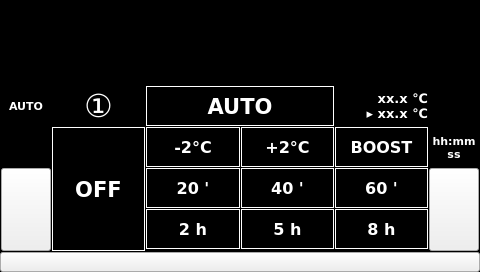
Above: SmartHome/page101c.ui from fmandracci/smart-home before the change. Below: the same form after it.
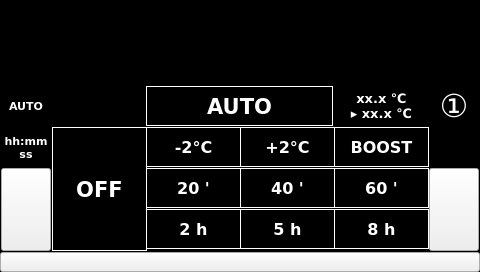
That is the form after the change. Icons and pictures are not drawn. Custom widgets are drawn as their Qt base class.

```diff
--- a/SmartHome/page101c.ui
+++ b/SmartHome/page101c.ui
@@ -90,7 +90,7 @@
        </property>
        <property name="minimumSize">
         <size>
-         <width>0</width>
+         <width>95</width>
          <height>40</height>
         </size>
        </property>
@@ -129,7 +129,7 @@
        </property>
        <property name="minimumSize">
         <size>
-         <width>0</width>
+         <width>95</width>
          <height>40</height>
         </size>
        </property>
@@ -168,7 +168,7 @@
        </property>
        <property name="minimumSize">
         <size>
-         <width>0</width>
+         <width>95</width>
          <height>40</height>
         </size>
        </property>
@@ -207,7 +207,7 @@
        </property>
        <property name="minimumSize">
         <size>
-         <width>0</width>
+         <width>95</width>
          <height>40</height>
         </size>
        </property>
@@ -246,7 +246,7 @@
        </property>
        <property name="minimumSize">
         <size>
-         <width>0</width>
+         <width>95</width>
          <height>40</height>
         </size>
        </property>
@@ -285,7 +285,7 @@
        </property>
        <property name="minimumSize">
         <size>
-         <width>0</width>
+         <width>95</width>
          <height>40</height>
         </size>
        </property>
@@ -324,7 +324,7 @@
        </property>
        <property name="minimumSize">
         <size>
-         <width>0</width>
+         <width>95</width>
          <height>40</height>
         </size>
        </property>
@@ -363,7 +363,7 @@
        </property>
        <property name="minimumSize">
         <size>
-         <width>0</width>
+         <width>95</width>
          <height>40</height>
         </size>
        </property>
@@ -402,7 +402,7 @@
        </property>
        <property name="minimumSize">
         <size>
-         <width>0</width>
+         <width>95</width>
          <height>40</height>
         </size>
        </property>
@@ -682,6 +682,12 @@
          <verstretch>0</verstretch>
         </sizepolicy>
        </property>
+       <property name="minimumSize">
+        <size>
+         <width>95</width>
+         <height>0</height>
+        </size>
+       </property>
        <property name="font">
         <font>
          <family>DejaVu Sans</family>
@@ -707,83 +713,6 @@
        </property>
       </widget>
      </item>
-     <item row="1" column="1">
-      <widget class="QLabel" name="label_Tn">
-       <property name="sizePolicy">
-        <sizepolicy hsizetype="MinimumExpanding" vsizetype="MinimumExpanding">
-         <horstretch>0</horstretch>
-         <verstretch>0</verstretch>
-        </sizepolicy>
-       </property>
-       <property name="minimumSize">
-        <size>
-         <width>0</width>
-         <height>0</height>
-        </size>
-       </property>
-       <property name="maximumSize">
-        <size>
-         <width>16777215</width>
-         <height>16777215</height>
-        </size>
-       </property>
-       <property name="font">
-        <font>
-         <family>DejaVu Sans</family>
-         <pointsize>24</pointsize>
-        </font>
-       </property>
-       <property name="styleSheet">
-        <string notr="true">color: rgb(255, 255, 255);</string>
-       </property>
-       <property name="text">
-        <string notr="true">①</string>
-       </property>
-       <property name="alignment">
-        <set>Qt::AlignCenter</set>
-       </property>
-      </widget>
-     </item>
-     <item row="2" column="5">
-      <widget class="QLabel" name="label_heating_timer">
-       <property name="sizePolicy">
-        <sizepolicy hsizetype="MinimumExpanding" vsizetype="MinimumExpanding">
-         <horstretch>0</horstretch>
-         <verstretch>0</verstretch>
-        </sizepolicy>
-       </property>
-       <property name="minimumSize">
-        <size>
-         <width>50</width>
-         <height>0</height>
-        </size>
-       </property>
-       <property name="maximumSize">
-        <size>
-         <width>50</width>
-         <height>36</height>
-        </size>
-       </property>
-       <property name="font">
-        <font>
-         <family>DejaVu Sans</family>
-         <pointsize>8</pointsize>
-         <weight>75</weight>
-         <bold>true</bold>
-        </font>
-       </property>
-       <property name="styleSheet">
-        <string notr="true">color: rgb(255, 255, 255);</string>
-       </property>
-       <property name="text">
-        <string>hh:mm
-ss</string>
-       </property>
-       <property name="alignment">
-        <set>Qt::AlignCenter</set>
-       </property>
-      </widget>
-     </item>
      <item row="1" column="2" colspan="2">
       <widget class="QPushButton" name="pushButton_ON">
        <property name="sizePolicy">
@@ -794,7 +723,7 @@
        </property>
        <property name="minimumSize">
         <size>
-         <width>0</width>
+         <width>95</width>
          <height>40</height>
         </size>
        </property>
@@ -842,7 +771,7 @@
        </property>
        <property name="minimumSize">
         <size>
-         <width>0</width>
+         <width>95</width>
          <height>40</height>
         </size>
        </property>
@@ -868,7 +797,84 @@
 ▸ xx.x ℃</string>
        </property>
        <property name="alignment">
-        <set>Qt::AlignRight|Qt::AlignTrailing|Qt::AlignVCenter</set>
+        <set>Qt::AlignCenter</set>
+       </property>
+      </widget>
+     </item>
+     <item row="2" column="0">
+      <widget class="QLabel" name="label_heating_timer">
+       <property name="sizePolicy">
+        <sizepolicy hsizetype="MinimumExpanding" vsizetype="MinimumExpanding">
+         <horstretch>0</horstretch>
+         <verstretch>0</verstretch>
+        </sizepolicy>
+       </property>
+       <property name="minimumSize">
+        <size>
+         <width>50</width>
+         <height>0</height>
+        </size>
+       </property>
+       <property name="maximumSize">
+        <size>
+         <width>50</width>
+         <height>36</height>
+        </size>
+       </property>
+       <property name="font">
+        <font>
+         <family>DejaVu Sans</family>
+         <pointsize>8</pointsize>
+         <weight>75</weight>
+         <bold>true</bold>
+        </font>
+       </property>
+       <property name="styleSheet">
+        <string notr="true">color: rgb(255, 255, 255);</string>
+       </property>
+       <property name="text">
+        <string>hh:mm
+ss</string>
+       </property>
+       <property name="alignment">
+        <set>Qt::AlignCenter</set>
+       </property>
+      </widget>
+     </item>
+     <item row="1" column="5">
+      <widget class="QLabel" name="label_Tn">
+       <property name="sizePolicy">
+        <sizepolicy hsizetype="MinimumExpanding" vsizetype="MinimumExpanding">
+         <horstretch>0</horstretch>
+         <verstretch>0</verstretch>
+        </sizepolicy>
+       </property>
+       <property name="minimumSize">
+        <size>
+         <width>0</width>
+         <height>0</height>
+        </size>
+       </property>
+       <property name="maximumSize">
+        <size>
+         <width>50</width>
+         <height>16777215</height>
+        </size>
+       </property>
+       <property name="font">
+        <font>
+         <family>DejaVu Sans</family>
+         <pointsize>24</pointsize>
+        </font>
+       </property>
+       <property name="styleSheet">
+        <string notr="true">color: rgb(255, 255, 255);</string>
+       </property>
+       <property name="text">
+        <string notr="true">①</string>
+       </property>
+       <property name="alignment">
+        <set>Qt::AlignCenter</set>
        </property>
       </widget>
      </item>
```
Left out of the diff: 2 changed lines with no effect on the pictures.
